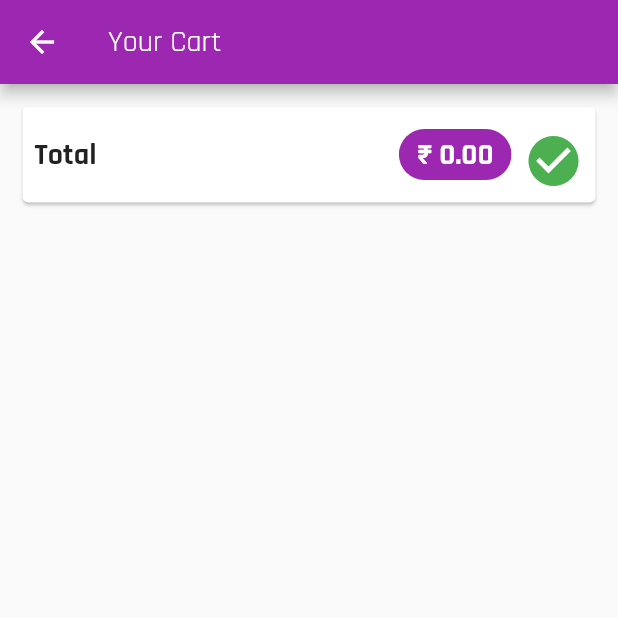
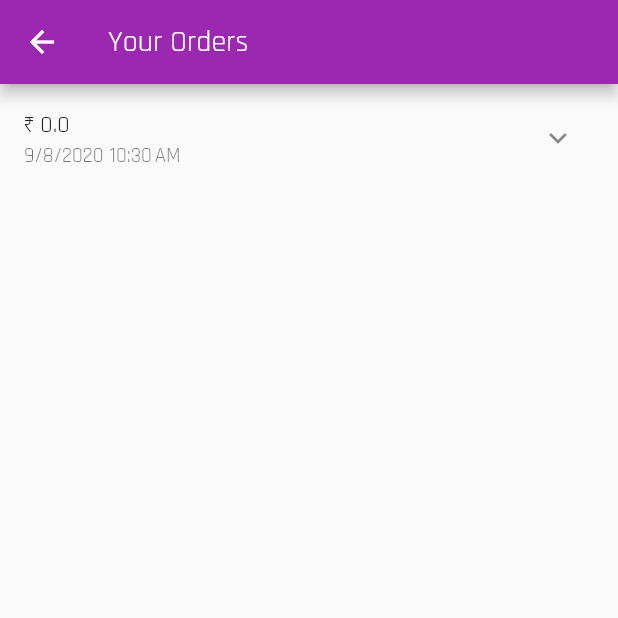
Before and after one commit to ankanSikdar/flutter-shop-app, a Flutter app: the CartScreen screen opened by its route, after a tap on the "check circle" icon, on a phone screen of 412 x 824 dp, the top half of it. Run offline on Flutter 3.47's test engine with Material 2 defaults, Android fonts, the phone set to English and light mode, and no system bars; network calls fail.

Commit message:
Added Orders Screen and OrderItem Widget

```diff
--- a/lib/main.dart
+++ b/lib/main.dart
@@ -4,6 +4,7 @@ import 'package:shop_app/providers/cart.dart';
 import 'package:shop_app/providers/orders.dart';
 import 'package:shop_app/providers/products.dart';
 import 'package:shop_app/screens/cart_screen.dart';
+import 'package:shop_app/screens/orders_screen.dart';
 import 'package:shop_app/screens/product_detail_screen.dart';
 import 'package:shop_app/screens/products_overview_screen.dart';
 
@@ -41,6 +42,7 @@ class MyApp extends StatelessWidget {
         routes: {
           ProductDetailScreen.routeName: (context) => ProductDetailScreen(),
           CartScreen.routeName: (context) => CartScreen(),
+          OrdersScreen.routeName: (context) => OrdersScreen(),
         },
       ),
     );
--- a/lib/screens/cart_screen.dart
+++ b/lib/screens/cart_screen.dart
@@ -1,6 +1,8 @@
 import 'package:flutter/material.dart';
 import 'package:provider/provider.dart';
 import 'package:shop_app/providers/cart.dart' show Cart;
+import 'package:shop_app/providers/orders.dart' show Orders;
+import 'package:shop_app/screens/orders_screen.dart';
 import 'package:shop_app/widgets/cart_item.dart';
 
 class CartScreen extends StatelessWidget {
@@ -11,6 +13,8 @@ class CartScreen extends StatelessWidget {
     final cart = Provider.of<Cart>(context);
     final cartItems = cart.items.values.toList();
     final productIds = cart.items.keys.toList();
+
+    final orders = Provider.of<Orders>(context);
 
     return Scaffold(
       appBar: AppBar(
@@ -49,7 +53,13 @@ class CartScreen extends StatelessWidget {
                       color: Colors.green,
                       size: 40,
                     ),
-                    onPressed: () {},
+                    onPressed: () {
+                      orders.addOrder(
+                          cartProducts: cart.items.values.toList(),
+                          total: cart.totalPrice);
+                      cart.clearCart();
+                      Navigator.pushNamed(context, OrdersScreen.routeName);
+                    },
                   )
                 ],
               ),
--- /dev/null
+++ b/lib/screens/orders_screen.dart
@@ -0,0 +1,27 @@
+import 'package:flutter/material.dart';
+import 'package:provider/provider.dart';
+import 'package:shop_app/providers/orders.dart' show Orders;
+import 'package:shop_app/widgets/order_item.dart';
+
+class OrdersScreen extends StatelessWidget {
+  static const routeName = '/orders';
+
+  @override
+  Widget build(BuildContext context) {
+    final orderData = Provider.of<Orders>(context);
+
+    return Scaffold(
+      appBar: AppBar(
+        title: Text('Your Orders'),
+      ),
+      body: ListView.builder(
+        itemBuilder: (context, index) {
+          return OrderItem(
+            orderItem: orderData.orders[index],
+          );
+        },
+        itemCount: orderData.orders.length,
+      ),
+    );
+  }
+}
--- /dev/null
+++ b/lib/widgets/order_item.dart
@@ -0,0 +1,21 @@
+import 'package:flutter/material.dart';
+import 'package:intl/intl.dart';
+import 'package:shop_app/providers/orders.dart' as OrderProvider;
+
+class OrderItem extends StatelessWidget {
+  final OrderProvider.OrderItem orderItem;
+
+  OrderItem({this.orderItem});
+
+  @override
+  Widget build(BuildContext context) {
+    return ListTile(
+      title: Text('₹ ${orderItem.amount}'),
+      subtitle: Text(DateFormat.yMd().add_jm().format(orderItem.dateTime)),
+      trailing: IconButton(
+        icon: Icon(Icons.expand_more),
+        onPressed: () {},
+      ),
+    );
+  }
+}
--- a/pubspec.yaml
+++ b/pubspec.yaml
@@ -28,6 +28,7 @@ dependencies:
   # Use with the CupertinoIcons class for iOS style icons.
   cupertino_icons: ^0.1.3
   provider: ^4.3.2+1
+  intl: ^0.16.1
 
 dev_dependencies:
   flutter_test:
```
Also changed, not shown: pubspec.lock.
